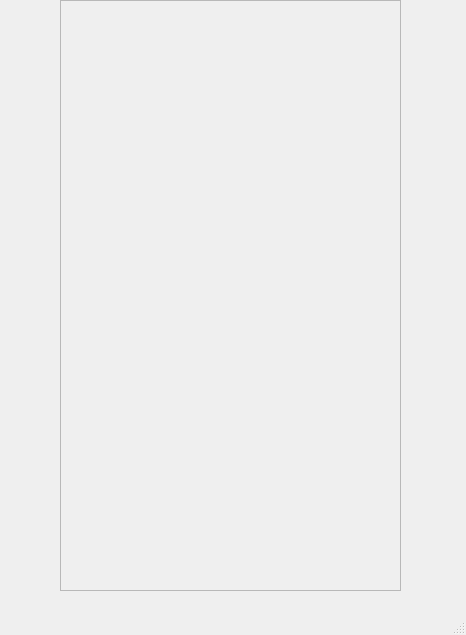
First picture: the form in delivery_main.ui, repository hzf644/QT-homework, before the edit.
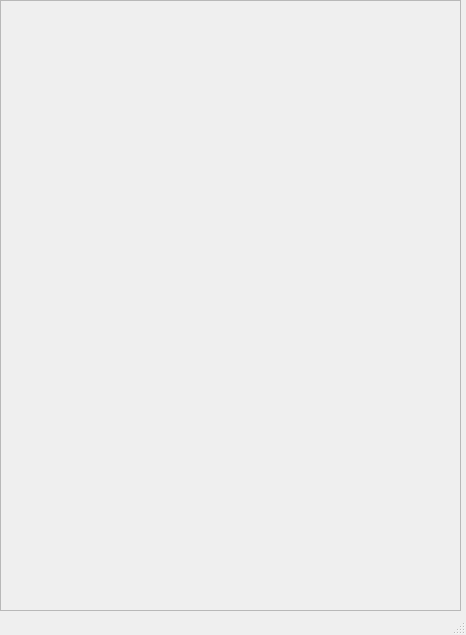
Second picture: the form after the edit.

```diff
--- a/delivery_main.ui
+++ b/delivery_main.ui
@@ -17,10 +17,10 @@
    <widget class="QScrollArea" name="scrollArea">
     <property name="geometry">
      <rect>
-      <x>60</x>
+      <x>0</x>
       <y>0</y>
-      <width>341</width>
-      <height>591</height>
+      <width>461</width>
+      <height>611</height>
      </rect>
     </property>
     <property name="widgetResizable">
@@ -31,8 +31,8 @@
       <rect>
        <x>0</x>
        <y>0</y>
-       <width>339</width>
-       <height>589</height>
+       <width>459</width>
+       <height>609</height>
       </rect>
      </property>
     </widget>
```
Left out of the diff: 2 changed lines with no effect on the pictures.
